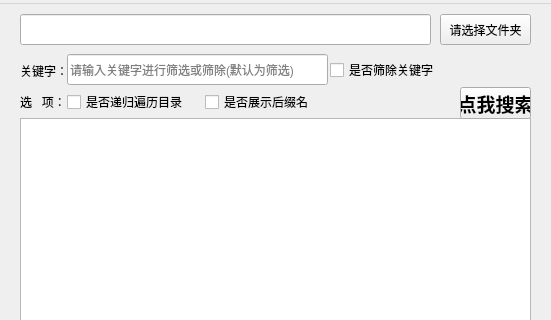
Qt form mainwindow.ui (intfish123/file-display) before a commit; both pictures show x 0 to 551 and y 0 to 320 of the 551 by 553 pixel window.
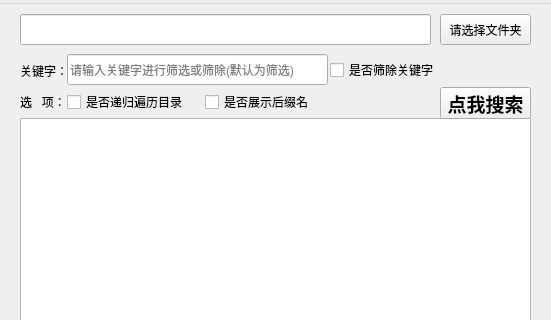
The same form after that commit.

```diff
--- a/mainwindow.ui
+++ b/mainwindow.ui
@@ -152,9 +152,9 @@
    <widget class="QPushButton" name="searchBtn">
     <property name="geometry">
      <rect>
-      <x>460</x>
+      <x>440</x>
       <y>83</y>
-      <width>71</width>
+      <width>91</width>
       <height>32</height>
      </rect>
     </property>
```
Left out of the diff: 2 changed lines with no effect on the pictures.
